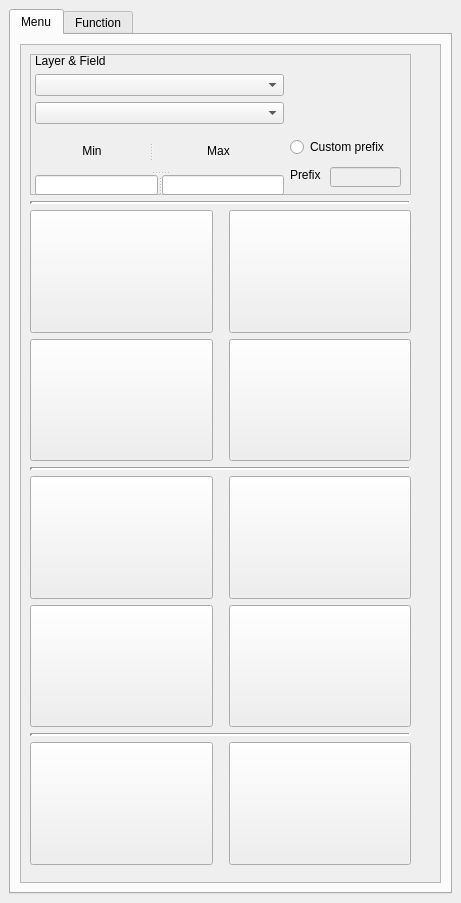
First picture: the form in geo_value_functions_dockwidget_base.ui, repository serranoycandela/geo_value_functions, before the edit.
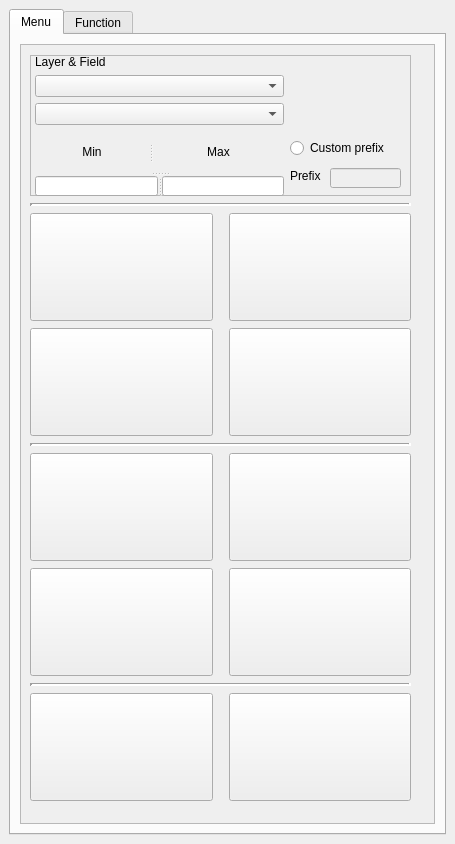
Second picture: the form after the edit. Custom widgets are drawn as their Qt base class.

Commit message: fix size and implement ... button

```diff
--- a/geo_value_functions_dockwidget_base.ui
+++ b/geo_value_functions_dockwidget_base.ui
@@ -6,14 +6,32 @@
    <rect>
     <x>0</x>
     <y>0</y>
-    <width>461</width>
-    <height>903</height>
+    <width>455</width>
+    <height>844</height>
    </rect>
   </property>
+  <property name="minimumSize">
+   <size>
+    <width>455</width>
+    <height>672</height>
+   </size>
+  </property>
+  <property name="maximumSize">
+   <size>
+    <width>455</width>
+    <height>524287</height>
+   </size>
+  </property>
   <property name="windowTitle">
    <string>Geo value functions</string>
   </property>
   <widget class="QWidget" name="dockWidgetContents">
+   <property name="sizePolicy">
+    <sizepolicy hsizetype="Preferred" vsizetype="MinimumExpanding">
+     <horstretch>0</horstretch>
+     <verstretch>0</verstretch>
+    </sizepolicy>
+   </property>
    <property name="minimumSize">
     <size>
      <width>450</width>
@@ -60,7 +78,7 @@
              <x>0</x>
              <y>0</y>
              <width>400</width>
-             <height>817</height>
+             <height>758</height>
             </rect>
            </property>
            <property name="minimumSize">
@@ -81,7 +99,7 @@
               <x>9</x>
               <y>9</y>
               <width>381</width>
-              <height>811</height>
+              <height>750</height>
              </rect>
             </property>
             <layout class="QVBoxLayout" name="verticalLayout">
@@ -290,13 +308,13 @@
                  <property name="minimumSize">
                   <size>
                    <width>175</width>
-                   <height>100</height>
+                   <height>108</height>
                   </size>
                  </property>
                  <property name="maximumSize">
                   <size>
                    <width>260</width>
-                   <height>260</height>
+                   <height>108</height>
                   </size>
                  </property>
                  <property name="text">
@@ -337,13 +355,13 @@
                  <property name="minimumSize">
                   <size>
                    <width>175</width>
-                   <height>100</height>
+                   <height>108</height>
                   </size>
                  </property>
                  <property name="maximumSize">
                   <size>
                    <width>260</width>
-                   <height>260</height>
+                   <height>108</height>
                   </size>
                  </property>
                  <property name="text">
@@ -372,13 +390,13 @@
                  <property name="minimumSize">
                   <size>
                    <width>175</width>
-                   <height>100</height>
+                   <height>108</height>
                   </size>
                  </property>
                  <property name="maximumSize">
                   <size>
                    <width>260</width>
-                   <height>260</height>
+                   <height>108</height>
                   </size>
                  </property>
                  <property name="text">
@@ -419,13 +437,13 @@
                  <property name="minimumSize">
                   <size>
                    <width>175</width>
-                   <height>100</height>
+                   <height>108</height>
                   </size>
                  </property>
                  <property name="maximumSize">
                   <size>
                    <width>260</width>
-                   <height>260</height>
+                   <height>108</height>
                   </size>
                  </property>
                  <property name="text">
@@ -464,13 +482,13 @@
                  <property name="minimumSize">
                   <size>
                    <width>175</width>
-                   <height>100</height>
+                   <height>108</height>
                   </size>
                  </property>
                  <property name="maximumSize">
                   <size>
                    <width>260</width>
-                   <height>260</height>
+                   <height>108</height>
                   </size>
                  </property>
                  <property name="text">
@@ -511,13 +529,13 @@
                  <property name="minimumSize">
                   <size>
                    <width>175</width>
-                   <height>100</height>
+                   <height>108</height>
                   </size>
                  </property>
                  <property name="maximumSize">
                   <size>
                    <width>260</width>
-                   <height>260</height>
+                   <height>108</height>
                   </size>
                  </property>
                  <property name="sizeIncrement">
@@ -561,13 +579,13 @@
                  <property name="minimumSize">
                   <size>
                    <width>175</width>
-                   <height>100</height>
+                   <height>108</height>
                   </size>
                  </property>
                  <property name="maximumSize">
                   <size>
                    <width>260</width>
-                   <height>260</height>
+                   <height>108</height>
                   </size>
                  </property>
                  <property name="text">
@@ -608,13 +626,13 @@
                  <property name="minimumSize">
                   <size>
                    <width>175</width>
-                   <height>100</height>
+                   <height>108</height>
                   </size>
                  </property>
                  <property name="maximumSize">
                   <size>
                    <width>260</width>
-                   <height>260</height>
+                   <height>108</height>
                   </size>
                  </property>
                  <property name="text">
@@ -653,13 +671,13 @@
                  <property name="minimumSize">
                   <size>
                    <width>175</width>
-                   <height>100</height>
+                   <height>108</height>
                   </size>
                  </property>
                  <property name="maximumSize">
                   <size>
                    <width>260</width>
-                   <height>260</height>
+                   <height>108</height>
                   </size>
                  </property>
                  <property name="text">
@@ -700,13 +718,13 @@
                  <property name="minimumSize">
                   <size>
                    <width>175</width>
-                   <height>100</height>
+                   <height>108</height>
                   </size>
                  </property>
                  <property name="maximumSize">
                   <size>
                    <width>260</width>
-                   <height>260</height>
+                   <height>108</height>
                   </size>
                  </property>
                  <property name="text">
```
Left out of the diff: 16 changed lines with no effect on the pictures. The commit also changes 4 other files.
